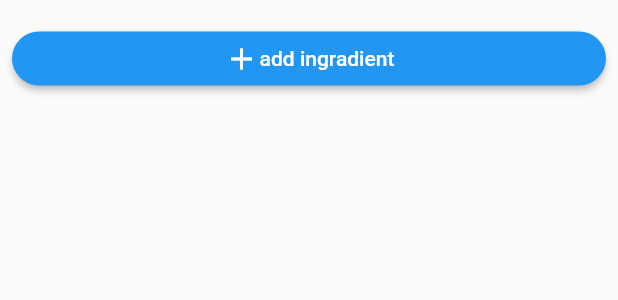
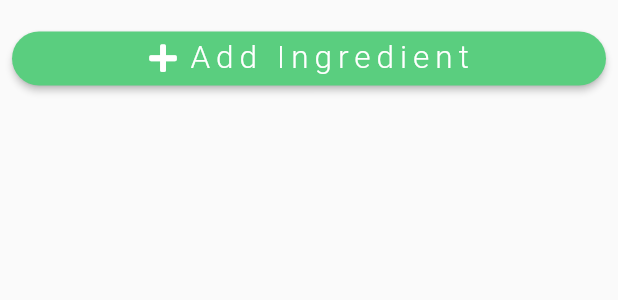
Before and after one commit to MariamElZaatari/ButlerChef, a Flutter app: the PostRecipeIngredients widget shown alone on an empty page, opened directly, on a phone screen of 412 x 824 dp. Shown: the top 300 px of the screen. Run offline on Flutter 3.47's test engine with Material 2 defaults, Android fonts, the phone set to English and light mode, and no system bars; our stand-ins replace font_awesome_flutter, shared_preferences; accounts and stored records are empty; network calls fail.

Commit message:
PostRecipeProducts Widget Modified

```diff
--- a/butlerchef_frontend/lib/widgets/post_recipe_products.dart
+++ b/butlerchef_frontend/lib/widgets/post_recipe_products.dart
@@ -2,6 +2,9 @@ import 'package:butler_chef/models/recipe_ingredient.dart';
 import 'package:butler_chef/utils/app_colors.dart';
 import 'package:butler_chef/widgets/add_products_item.dart';
 import 'package:flutter/material.dart';
+import 'package:font_awesome_flutter/font_awesome_flutter.dart';
+
+import '../utils/styles.dart';
 
 class PostRecipeIngredients extends StatefulWidget {
   const PostRecipeIngredients({
@@ -44,19 +47,31 @@ class PostRecipeIngredientsState extends State<PostRecipeIngredients>
                 padding: const EdgeInsets.symmetric(horizontal: 8.0),
                 child: ElevatedButton(
                     onPressed: _addIngredient,
-                  style: ElevatedButton.styleFrom(
-                    shape: RoundedRectangleBorder(
-                      borderRadius: BorderRadius.circular(20),
+                  style: ButtonStyle(
+                      shape: MaterialStateProperty.all<RoundedRectangleBorder>(
+                          RoundedRectangleBorder(
+                              borderRadius: BorderRadius.circular(50.0))),
+                      backgroundColor:
+                      MaterialStateProperty.all<Color>(AppColors.green),
+                      overlayColor: MaterialStateProperty.resolveWith<Color?>(
+                      (Set<MaterialState> states) {
+                if (states.contains(MaterialState.focused) ||
+                states.contains(MaterialState.pressed)) {
+                return AppColors.white.withOpacity(0.12);
+                }
+                return null;
+                },
                 ),
             ),
-                  child: Row(
-                    mainAxisAlignment: MainAxisAlignment.center,
-                    children: [
-                      Icon(Icons.add),
-                      Text('add ingradient'),
-                    ],
-                  )),
-            );
+                    child: RichText(
+                        text: const TextSpan(children: [
+                      WidgetSpan(
+                        child: FaIcon(FontAwesomeIcons.plus,
+                            color: AppColors.white, size: 21),
+                      ),
+                      TextSpan(
+                          text: " Add Ingredient", style: ThemeText.buttonText)
+                    ]))));
           }
           final item = _ingredients[index];
           Widget child = AddProductsItem(
```
Lines whose indentation alone changed are shown as unchanged.
